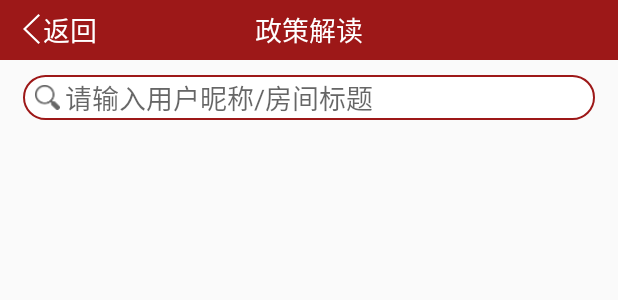
After one commit to magichill33/older, an Android app: the layout home_policy_fragment.xml on its own in the app's theme, with its tools: preview values and no code run, on a phone screen of 412 x 824 dp. The commit adds this screen. Shown: the top 300 px of the screen. Run offline under Robolectric (Android 15) with nearby library versions, the phone set to English and light mode, and no system bars.

Commit message:
添加了相关页面

```diff
--- /dev/null
+++ b/app/src/main/res/drawable/nfu_search_bg.xml
@@ -0,0 +1,9 @@
+<?xml version="1.0" encoding="utf-8"?>
+<shape xmlns:android="http://schemas.android.com/apk/res/android"
+    android:shape="rectangle">
+    <solid android:color="@color/white" />
+    <stroke android:color="@color/base_red_color"
+        android:width="1dp"/>
+    <corners
+        android:radius="15dp"/>
+</shape>
--- /dev/null
+++ b/app/src/main/res/layout/fragment_title_bar.xml
@@ -0,0 +1,50 @@
+<?xml version="1.0" encoding="utf-8"?>
+<RelativeLayout xmlns:android="http://schemas.android.com/apk/res/android"
+    android:layout_width="match_parent"
+    android:layout_height="40dp"
+    xmlns:nfu="http://schemas.android.com/apk/res-auto"
+    android:background="@color/base_red_color">
+    <!--<ImageView
+        android:id="@+id/iv_back"
+        android:layout_width="wrap_content"
+        android:layout_height="wrap_content"
+        android:scaleType="centerInside"
+        android:layout_centerVertical="true"
+        android:layout_marginLeft="15dp"
+        android:src="@drawable/fanhui"/>
+    <TextView
+        android:layout_width="wrap_content"
+        android:layout_height="wrap_content"
+        android:layout_toRightOf="@id/iv_back"
+        android:textSize="18sp"
+        android:textColor="@color/white_color"
+        android:layout_centerVertical="true"
+        android:layout_marginLeft="2dp"
+        android:text="返回"/>-->
+    <com.nfu.old.view.ButtonExtendM
+        android:id="@+id/btn_back"
+        android:layout_width="wrap_content"
+        android:layout_height="match_parent"
+        android:layout_marginLeft="15dp"
+        android:gravity="center"
+        nfu:imgHeight = "20dp"
+        nfu:scType = "CENTER_INSIDE"
+        nfu:iconDrawable="@drawable/fanhui"
+        nfu:iconDrawablePress="@drawable/fanhui"
+        nfu:nfuTextColor = "@color/white_color"
+        nfu:textColorPress="@color/white_color"
+        nfu:nfuTextSize = "18sp"
+        nfu:buttonType="normal"
+        nfu:spacing="2dp"
+        nfu:text="@string/back_str"
+        nfu:drec="iconLeft"
+        />
+    <TextView
+        android:id="@+id/top_title"
+        android:layout_width="wrap_content"
+        android:layout_height="wrap_content"
+        android:textSize="18sp"
+        android:textColor="@color/white_color"
+        android:layout_centerInParent="true"
+        android:text="政策解读"/>
+</RelativeLayout>
--- /dev/null
+++ b/app/src/main/res/layout/home_policy_fragment.xml
@@ -0,0 +1,47 @@
+<?xml version="1.0" encoding="utf-8"?>
+<LinearLayout xmlns:android="http://schemas.android.com/apk/res/android"
+    android:orientation="vertical" android:layout_width="match_parent"
+    android:layout_height="match_parent">
+    <include
+        android:id="@+id/title_bar"
+        layout="@layout/fragment_title_bar"/>
+    <LinearLayout
+        android:id="@+id/nfu_activity_search_layout_ll"
+        android:layout_width="match_parent"
+        android:layout_height="30dp"
+        android:layout_marginTop="10dp"
+        android:layout_marginRight="15dp"
+        android:layout_marginLeft="15dp"
+        android:layout_centerVertical="true"
+        android:background="@drawable/nfu_search_bg"
+        android:gravity="center_vertical">
+
+        <ImageView
+            android:layout_width="16.5dp"
+            android:layout_height="16.5dp"
+            android:layout_marginLeft="8dp"
+            android:src="@drawable/sousou" />
+
+        <EditText
+            android:id="@+id/nfu_activity_search_layout_et"
+            android:layout_width="263dp"
+            android:layout_height="wrap_content"
+            android:layout_marginLeft="3.5dp"
+            android:layout_weight="1"
+            android:textSize="18sp"
+            android:hint="请输入用户昵称/房间标题"
+            android:background="@color/transparent"
+            android:imeOptions="actionSearch"
+            android:textColor="@color/color_666"
+            android:inputType="text"/>
+
+        <ImageView
+            android:id="@+id/nfu_activity_search_layout_et_clean"
+            android:layout_width="14dp"
+            android:layout_height="14dp"
+            android:layout_marginRight="9dp"
+            android:background="@drawable/nfu_search_activity_search_clean_icon"
+            android:visibility="invisible"/>
+    </LinearLayout>
+
+</LinearLayout>
--- a/app/src/main/res/values/colors.xml
+++ b/app/src/main/res/values/colors.xml
@@ -8,4 +8,6 @@
     <color name="transparent">#0000</color>
     <color name="white">#fff</color>
     <color name="doc_color">#9d1818</color>
+    <color name="white_color">#ffffff</color>
+    <color name="color_666">#666666</color>
 </resources>
--- a/app/src/main/res/values/strings.xml
+++ b/app/src/main/res/values/strings.xml
@@ -10,4 +10,5 @@
     <string name="home_fragment_notice_str">通知公告</string>
     <string name="home_fragment_friendship_str">生活交友</string>
     <string name="home_fragment_district_str">区级动态</string>
+    <string name="back_str">返回</string>
 </resources>
```
Also changed, not shown: app/src/main/java/com/nfu/old/fragment/BaseFragment.java (added, +36 -0 lines), app/src/main/java/com/nfu/old/fragment/HomeFragment.java (+54 -2 lines), app/src/main/java/com/nfu/old/fragment/PolicyFragment.java (added, +78 -0 lines), app/src/main/res/layout/home_fragment.xml (+12 -0 lines), app/src/main/res/drawable-xhdpi/nfu_search_activity_search_clean_icon.png (added), app/src/main/res/drawable-xxhdpi/nfu_search_activity_search_clean_icon.png (added).
